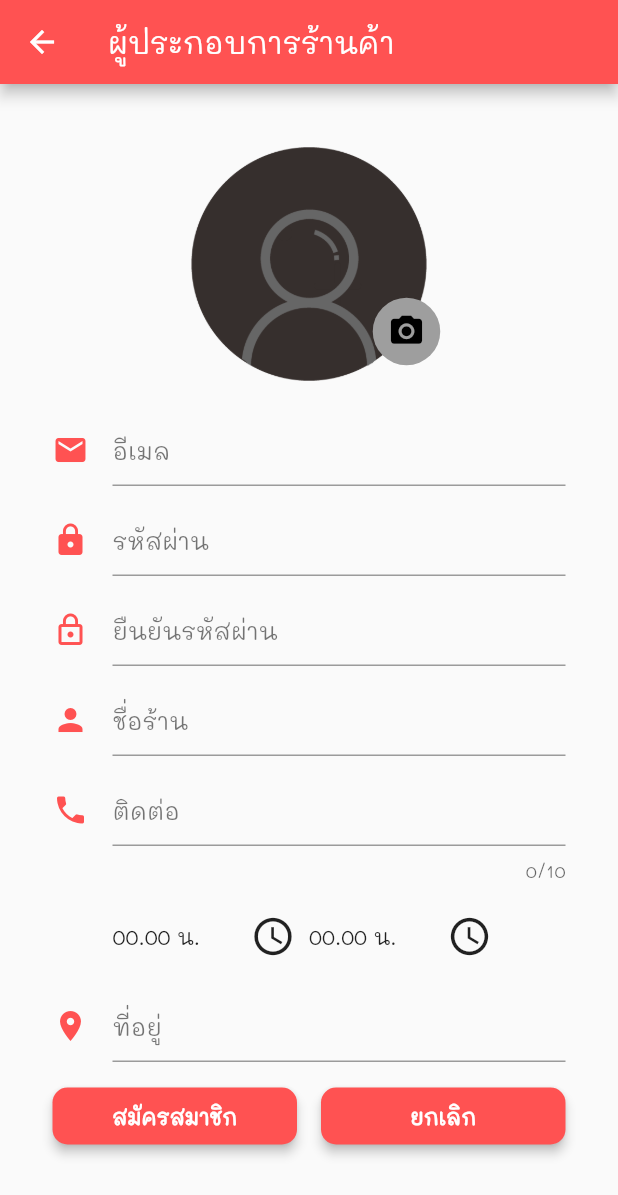
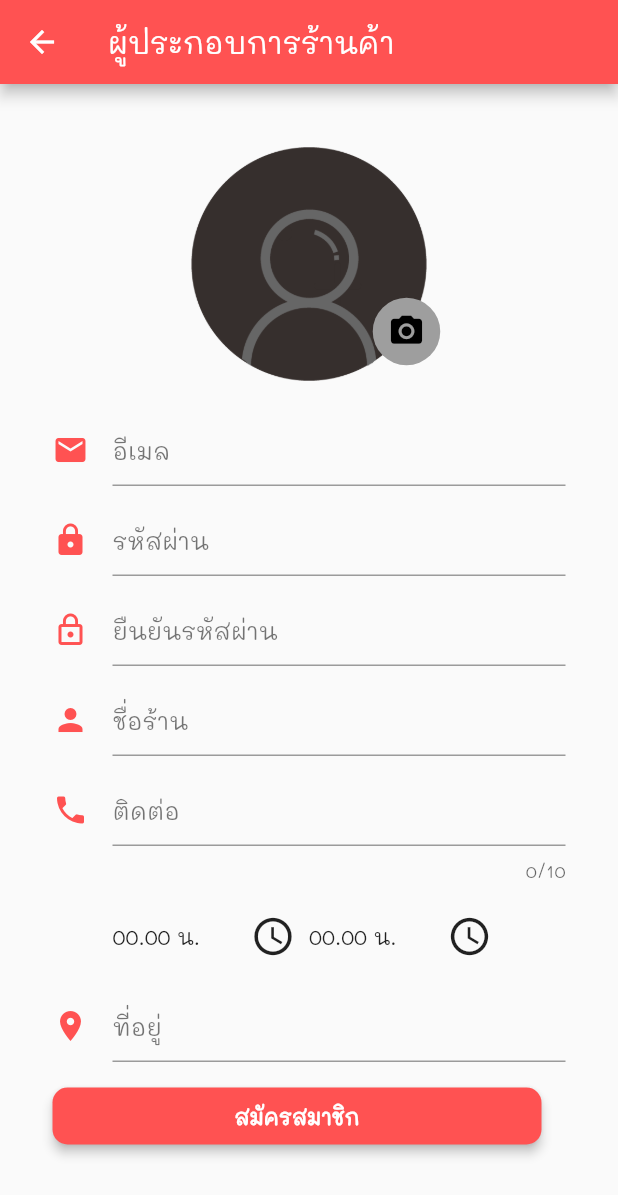
Before and after one commit to GNAPPANG/pointplus-v2, a Flutter app: the RestorePage screen opened directly, on a phone screen of 412 x 824 dp. Shown: the top 1195 px of the screen. Run offline on Flutter 3.47's test engine with Material 2 defaults, Android fonts, the phone set to English and light mode, and no system bars; our stand-ins replace cloud_firestore, curved_navigation_bar, firebase_auth, firebase_storage, flutter_datetime_picker, font_awesome_flutter and 4 more; missing offline and left inert: qrscan; accounts and stored records are empty.

Commit message:
del restor reuser

```diff
--- a/lib/store/restore.dart
+++ b/lib/store/restore.dart
@@ -648,28 +648,28 @@ class _RestorePageState extends State<RestorePage> {
                               ),
                             ),
                             SizedBox(width: 16.0),
-                            Expanded(
-                              child: RaisedButton(
-                                onPressed: () {},
-                                shape: RoundedRectangleBorder(
-                                  borderRadius: BorderRadius.circular(10.0),
-                                ),
-                                child: Text(
-                                  'ยกเลิก',
-                                  style: TextStyle(
-                                    fontFamily: mali,
-                                    fontSize: 14.0,
-                                    color: Colors.white,
-                                    fontWeight: FontWeight.bold,
-                                  ),
-                                ),
-                                padding: EdgeInsets.symmetric(
-                                  vertical: 10.0,
-                                ),
-                                color: Colors.redAccent,
-                                elevation: 3.0,
-                              ),
-                            ),
+//                            Expanded(
+//                              child: RaisedButton(
+//                                onPressed: () {},
+//                                shape: RoundedRectangleBorder(
+//                                  borderRadius: BorderRadius.circular(10.0),
+//                                ),
+//                                child: Text(
+//                                  'ยกเลิก',
+//                                  style: TextStyle(
+//                                    fontFamily: mali,
+//                                    fontSize: 14.0,
+//                                    color: Colors.white,
+//                                    fontWeight: FontWeight.bold,
+//                                  ),
+//                                ),
+//                                padding: EdgeInsets.symmetric(
+//                                  vertical: 10.0,
+//                                ),
+//                                color: Colors.redAccent,
+//                                elevation: 3.0,
+//                              ),
+//                            ),
                           ],
                         ),
                       ),
```
Also changed, not shown: lib/user/reuser.dart (+22 -22 lines).
